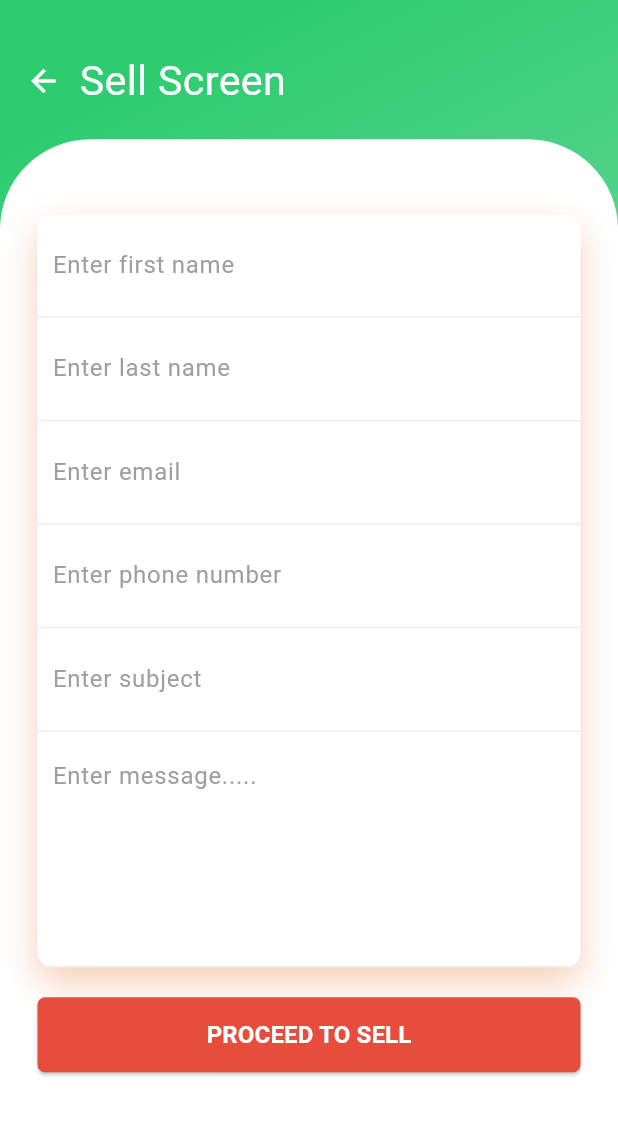
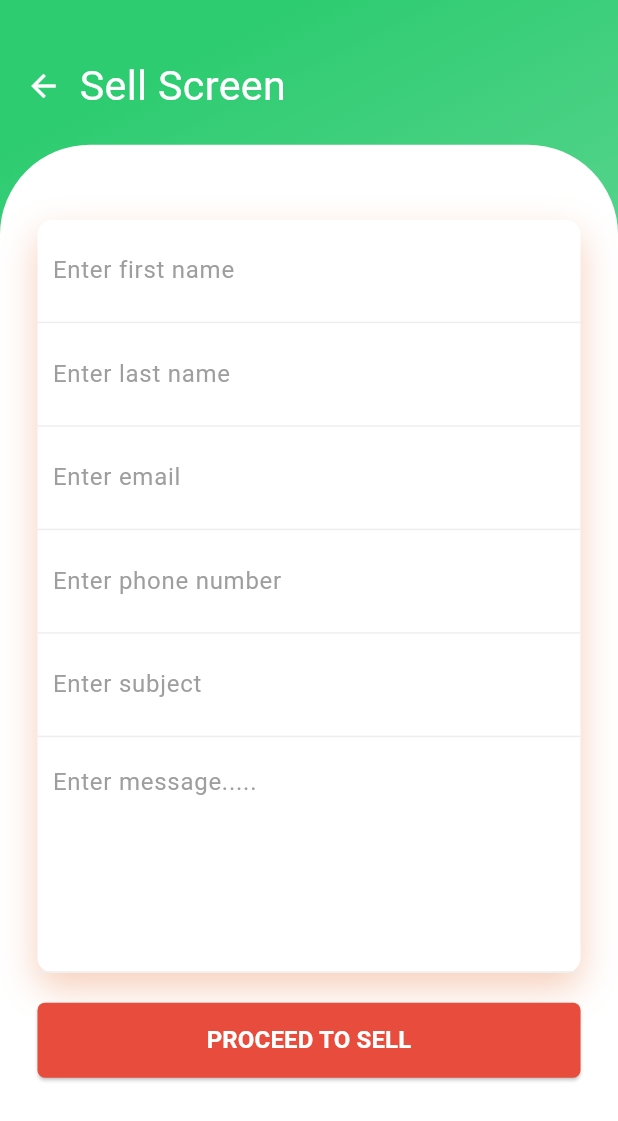
Before and after one commit to DeepakStark123/aakriti_intelligence, a Flutter app: the BuySellScreen screen opened directly with empty values, on a phone screen of 412 x 824 dp. Shown: the top 1121 px of the screen. Run offline on Flutter 3.47's test engine with Material 3 defaults, Android fonts, the phone set to English and light mode, and no system bars; our stand-ins replace animate_do, flutter_screenutil, flutter_widget_from_html, shared_preferences, syncfusion_flutter_charts; accounts and stored records are empty; network calls fail.

Commit message:
app name update

```diff
--- a/lib/screens/buy_sell_screen.dart
+++ b/lib/screens/buy_sell_screen.dart
@@ -196,13 +196,7 @@ class _BuySellScreenState extends State<BuySellScreen> {
           const Color(0xFF2ecc71).withOpacity(0.8),
           const Color(0xFF2ecc71).withOpacity(0.4),
         ])),
-        child:
-            // pageLoading
-            //     ? const Center(
-            //         child: CircularProgressIndicator(),
-            //       )
-            //     :
-            Column(
+        child: Column(
           crossAxisAlignment: CrossAxisAlignment.start,
           children: <Widget>[
             SizedBox(
--- a/lib/utils/app_string.dart
+++ b/lib/utils/app_string.dart
@@ -1,7 +1,7 @@
 class AppStrings {
   //----------Api--------
-  static const String baseUrl = "http://192.168.1.15:8000";
-  // static const String baseUrl = "https://noqualification.in";
+  // static const String baseUrl = "http://192.168.1.15:8000";
+  static const String baseUrl = "https://noqualification.in";
   static const String generateOtpApi = "/api/auth/generate-otp/";
   static const String loginWithOptApi = "/api/auth/login-with-otp/";
   static const String loginWithPasswordApi = "/api/auth/login-with-password/";
--- a/lib/utils/constant.dart
+++ b/lib/utils/constant.dart
@@ -42,7 +42,7 @@ final customNomalMargin = 8.sp;
 final custom16PxMargin = 16.sp;
 
 //----Header height-----
-final double topHeaderHeight = 25.h;
+final double topHeaderHeight = 28.h;
 //---Header-Text-Font----
 const double headerFontSize = 20; //30
 const double subHeaderFontSize = 11;
```
Also changed, not shown: lib/screens/home_screen.dart (+7 -7 lines), lib/screens/my_line_chart.dart (+15 -15 lines), 2 other files.
